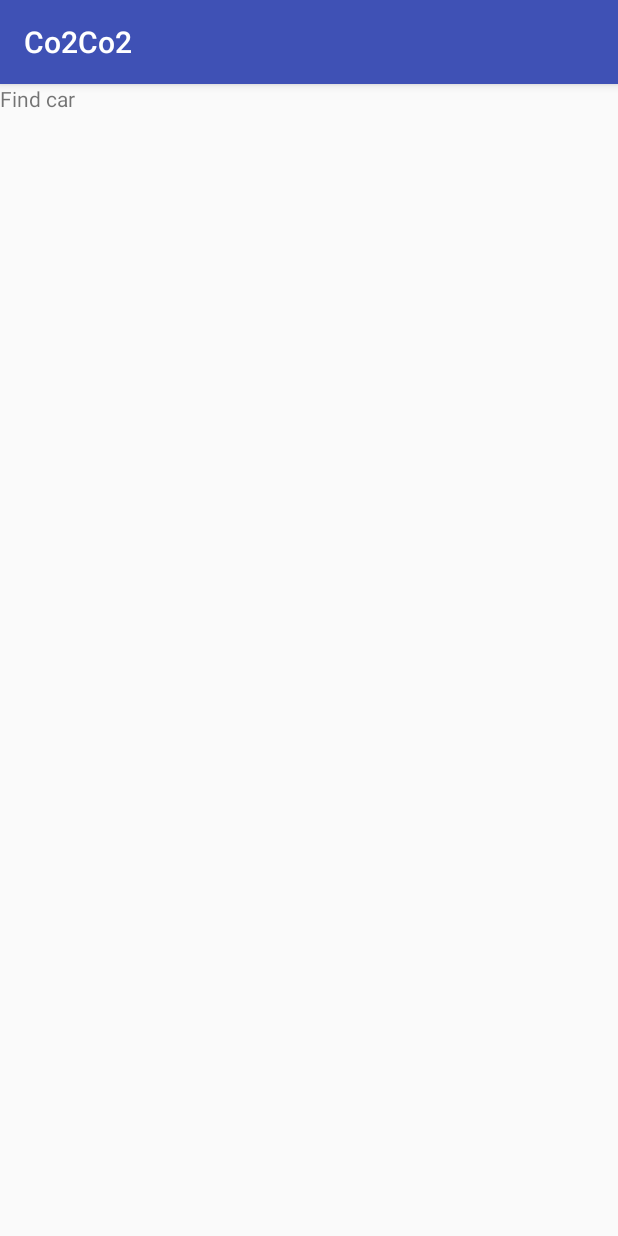
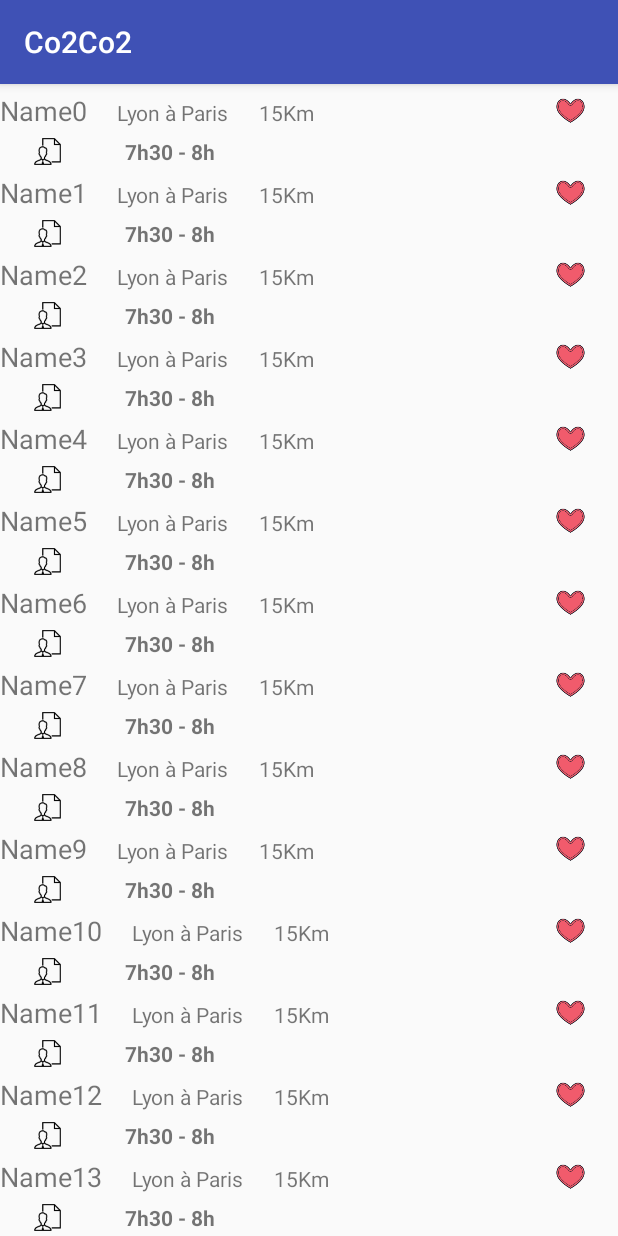
Before and after one commit to camilledahan/projet_CoCo2, an Android app: the fragment FindCarFragment placed in its activity, on a phone screen of 412 x 824 dp. Run offline under Robolectric (Android 15) with nearby library versions, the phone set to English and light mode, and no system bars.

Commit message:
Implement Recycle View for matching user and pull to refresh

```diff
--- a/frontend/app/build.gradle
+++ b/frontend/app/build.gradle
@@ -28,6 +28,9 @@ dependencies {
     implementation 'androidx.vectordrawable:vectordrawable:1.0.0'
     implementation 'com.android.support:design:28.0.0'
 
+    //recyclerView
+    implementation "androidx.recyclerview:recyclerview:1.1.0"
+
     //google services
     implementation 'com.google.android.gms:play-services-auth:17.0.0'
     implementation 'com.google.android.gms:play-services-maps:17.0.0'
--- a/frontend/app/src/main/java/fr/cocoteam/co2co2/MainActivity.java
+++ b/frontend/app/src/main/java/fr/cocoteam/co2co2/MainActivity.java
@@ -96,7 +96,6 @@ public class MainActivity extends AppCompatActivity implements OnNavigationItemS
 
             case R.id.nav_contract:
                 fragment = new ContactFragment();
-
                 break;
 
             case R.id.nav_profil:
--- /dev/null
+++ b/frontend/app/src/main/java/fr/cocoteam/co2co2/adapter/MatchUserRecyclerViewAdapter.java
@@ -0,0 +1,68 @@
+package fr.cocoteam.co2co2.adapter;
+
+import android.content.Context;
+import android.view.LayoutInflater;
+import android.view.View;
+import android.view.ViewGroup;
+import android.widget.EditText;
+import android.widget.TextView;
+
+import java.util.List;
+
+import androidx.recyclerview.widget.RecyclerView;
+import fr.cocoteam.co2co2.R;
+import fr.cocoteam.co2co2.model.User;
+
+public class MatchUserRecyclerViewAdapter extends RecyclerView.Adapter<MatchUserRecyclerViewAdapter.UserMatchViewHolder> {
+
+
+    List<User> matchUsers;
+
+    public MatchUserRecyclerViewAdapter(List<User> matchUsers){
+        this.matchUsers = matchUsers;
+    }
+
+    @Override
+    public UserMatchViewHolder onCreateViewHolder(ViewGroup parent, int viewType) {
+        Context context = parent.getContext();
+        LayoutInflater inflater = LayoutInflater.from(context);
+        View view = inflater.inflate(R.layout.user_match_item, parent, false);
+        return new UserMatchViewHolder(view);
+    }
+
+    @Override
+    public void onBindViewHolder(UserMatchViewHolder holder, int position) {
+
+        /*
+        // update MyCustomEditTextListener every time we bind a new item
+        // so that it knows what item in mDataset to update
+        holder.myCustomEditTextListener.updatePosition(holder.getAdapterPosition());
+        holder.mEditText.setText(mDataset[holder.getAdapterPosition()]);
+         */
+
+        holder.matchName.setText(matchUsers.get(position).getName());
+        holder.matchTrip.setText(matchUsers.get(position).getTrajet());
+    }
+
+    @Override
+    public int getItemCount() {
+        return this.matchUsers.size();
+    }
+
+    public static class UserMatchViewHolder extends RecyclerView.ViewHolder implements View.OnClickListener{
+
+        private TextView matchName;
+        private TextView matchTrip;
+
+        public UserMatchViewHolder(View itemView) {
+            super(itemView);
+            this.matchName = itemView.findViewById(R.id.match_name);
+            this.matchTrip = itemView.findViewById(R.id.match_trip);
+        }
+
+        @Override
+        public void onClick(View view) {
+
+        }
+    }
+}
--- /dev/null
+++ b/frontend/app/src/main/java/fr/cocoteam/co2co2/model/User.java
@@ -0,0 +1,26 @@
+package fr.cocoteam.co2co2.model;
+
+public class User {
+
+    private String name;
+    private String depart;
+    private String arrivee;
+
+    public User(String name, String depart, String arrivee) {
+        this.name = name;
+        this.depart = depart;
+        this.arrivee = arrivee;
+    }
+
+    public String getTrajet(){
+        return this.depart + " à " + this.arrivee;
+    }
+
+    public String getName() {
+        return name;
+    }
+
+    public void setName(String name) {
+        this.name = name;
+    }
+}
--- a/frontend/app/src/main/java/fr/cocoteam/co2co2/view/ConnectionFragment.java
+++ b/frontend/app/src/main/java/fr/cocoteam/co2co2/view/ConnectionFragment.java
@@ -142,7 +142,6 @@ public class ConnectionFragment extends Fragment implements View.OnClickListener
         if (googleSignInAccount != null) {
             connectionTextView.setVisibility(View.INVISIBLE);
             signInButton.setVisibility(View.INVISIBLE);
-
             callback.onUserConnected(googleSignInAccount.getDisplayName());
         }
 
--- a/frontend/app/src/main/java/fr/cocoteam/co2co2/view/FindCarFragment.java
+++ b/frontend/app/src/main/java/fr/cocoteam/co2co2/view/FindCarFragment.java
@@ -7,24 +7,50 @@ import android.view.LayoutInflater;
 import android.view.View;
 import android.view.ViewGroup;
 
+
+import androidx.lifecycle.ViewModelProviders;
+import androidx.recyclerview.widget.LinearLayoutManager;
+import androidx.recyclerview.widget.RecyclerView;
+import androidx.swiperefreshlayout.widget.SwipeRefreshLayout;
 import fr.cocoteam.co2co2.R;
+import fr.cocoteam.co2co2.adapter.MatchUserRecyclerViewAdapter;
+import fr.cocoteam.co2co2.viewmodel.FindCarViewModel;
 
 /**
  * A simple {@link Fragment} subclass.
  */
-public class FindCarFragment extends Fragment {
+public class FindCarFragment extends Fragment implements SwipeRefreshLayout.OnRefreshListener {
 
+    private FindCarViewModel findCarViewModel;
+    private RecyclerView recyclerView;
+    private SwipeRefreshLayout swipeRefreshLayout;
 
     public FindCarFragment() {
         // Required empty public constructor
     }
 
-
     @Override
     public View onCreateView(LayoutInflater inflater, ViewGroup container,
                              Bundle savedInstanceState) {
-        // Inflate the layout for this fragment
-        return inflater.inflate(R.layout.fragment_find_car, container, false);
+        View view = inflater.inflate(R.layout.fragment_find_car, container, false);
+
+        //VIEWMODEL
+        findCarViewModel = ViewModelProviders.of(getActivity()).get(FindCarViewModel.class);
+
+        //BIND
+        recyclerView = view.findViewById(R.id.matchRecycleView);
+        recyclerView.setLayoutManager(new LinearLayoutManager(this.getActivity()));
+        recyclerView.setAdapter(new MatchUserRecyclerViewAdapter(findCarViewModel.generateRandomUser(40)));
+
+        // SwipeRefreshLayout
+        swipeRefreshLayout = view.findViewById(R.id.swipe_container);
+        swipeRefreshLayout.setOnRefreshListener(this);
+
+        return view;
     }
 
+    @Override
+    public void onRefresh() {
+        //TODO
+    }
 }
--- /dev/null
+++ b/frontend/app/src/main/java/fr/cocoteam/co2co2/viewmodel/FindCarViewModel.java
@@ -0,0 +1,26 @@
+package fr.cocoteam.co2co2.viewmodel;
+
+import android.net.UrlQuerySanitizer;
+
+import java.util.ArrayList;
+import java.util.List;
+
+import androidx.lifecycle.ViewModel;
+import fr.cocoteam.co2co2.model.User;
+
+public class FindCarViewModel extends ViewModel {
+
+
+    //TODO fais appelle au service pour récuperer tous les matchs
+
+    public List<User> generateRandomUser(int number){
+        List<User> users = new ArrayList<>();
+        for(int i =0;i<=number;i++){
+            User tmpUser = new User("Name"+i,"Lyon","Paris");
+            users.add(tmpUser);
+        }
+        return users;
+    }
+
+
+}
--- a/frontend/app/src/main/res/layout/fragment_find_car.xml
+++ b/frontend/app/src/main/res/layout/fragment_find_car.xml
@@ -1,15 +1,15 @@
-<RelativeLayout xmlns:android="http://schemas.android.com/apk/res/android"
+<androidx.swiperefreshlayout.widget.SwipeRefreshLayout xmlns:android="http://schemas.android.com/apk/res/android"
     xmlns:tools="http://schemas.android.com/tools"
     android:layout_width="match_parent"
     android:layout_height="match_parent"
+    android:id="@+id/swipe_container"
     tools:context="fr.cocoteam.co2co2.view.FindCarFragment">
 
-    <!-- TODO: Update blank fragment layout -->
-    <TextView
+    <androidx.recyclerview.widget.RecyclerView
+        android:id="@+id/matchRecycleView"
         android:layout_width="match_parent"
         android:layout_height="match_parent"
-        android:layout_centerHorizontal="true"
-        android:layout_centerVertical="true"
-        android:text="Find car" />
+        tools:listitem="@layout/user_match_item"
+        android:layout_gravity="center"/>
 
-</RelativeLayout>
+</androidx.swiperefreshlayout.widget.SwipeRefreshLayout>
--- /dev/null
+++ b/frontend/app/src/main/res/layout/user_match_item.xml
@@ -0,0 +1,71 @@
+<?xml version="1.0" encoding="utf-8"?>
+<LinearLayout xmlns:android="http://schemas.android.com/apk/res/android"
+    xmlns:tools="http://schemas.android.com/tools"
+    android:orientation="vertical"
+    android:layout_width="wrap_content"
+    android:layout_height="wrap_content">
+
+    <LinearLayout
+        android:layout_width="wrap_content"
+        android:layout_height="wrap_content"
+        android:orientation="horizontal"
+        android:layout_marginVertical="5dp">
+
+        <TextView
+            android:id="@+id/match_name"
+            android:layout_width="wrap_content"
+            android:layout_height="wrap_content"
+            android:text="Name"
+            android:textSize="18sp" />
+
+        <TextView
+            android:id="@+id/match_trip"
+            android:layout_width="wrap_content"
+            android:layout_height="24dp"
+            android:layout_marginLeft="20dp"
+            android:text="Trip" />
+
+        <TextView
+            android:id="@+id/trip_distance"
+            android:layout_width="wrap_content"
+            android:layout_height="24dp"
+            android:layout_marginLeft="20dp"
+            android:text="15Km" />
+
+        <Space
+            android:layout_width="400dp"
+            android:layout_height="0dp"
+            android:layout_weight="1" />
+
+        <ImageView
+            android:id="@+id/like_image_switcher"
+            android:layout_width="63dp"
+            android:layout_height="match_parent"
+            android:src="@drawable/like"
+            android:gravity="right"/>
+
+    </LinearLayout>
+
+    <LinearLayout
+        android:layout_width="wrap_content"
+        android:layout_height="wrap_content"
+        android:orientation="horizontal">
+
+        <ImageView
+            android:id="@+id/profile_img"
+            android:layout_width="63dp"
+            android:layout_height="match_parent"
+            android:gravity="right"
+            android:src="@drawable/profile_tmp"/>
+
+        <TextView
+            android:id="@+id/match_horraire"
+            android:layout_width="wrap_content"
+            android:layout_height="wrap_content"
+            android:layout_marginLeft="20dp"
+            android:text="7h30 - 8h"
+            android:textStyle="bold" />
+
+
+    </LinearLayout>
+</LinearLayout>
```
Also changed, not shown: frontend/app/src/main/res/drawable/like.png (added), frontend/app/src/main/res/drawable/profile_tmp.png (added).
